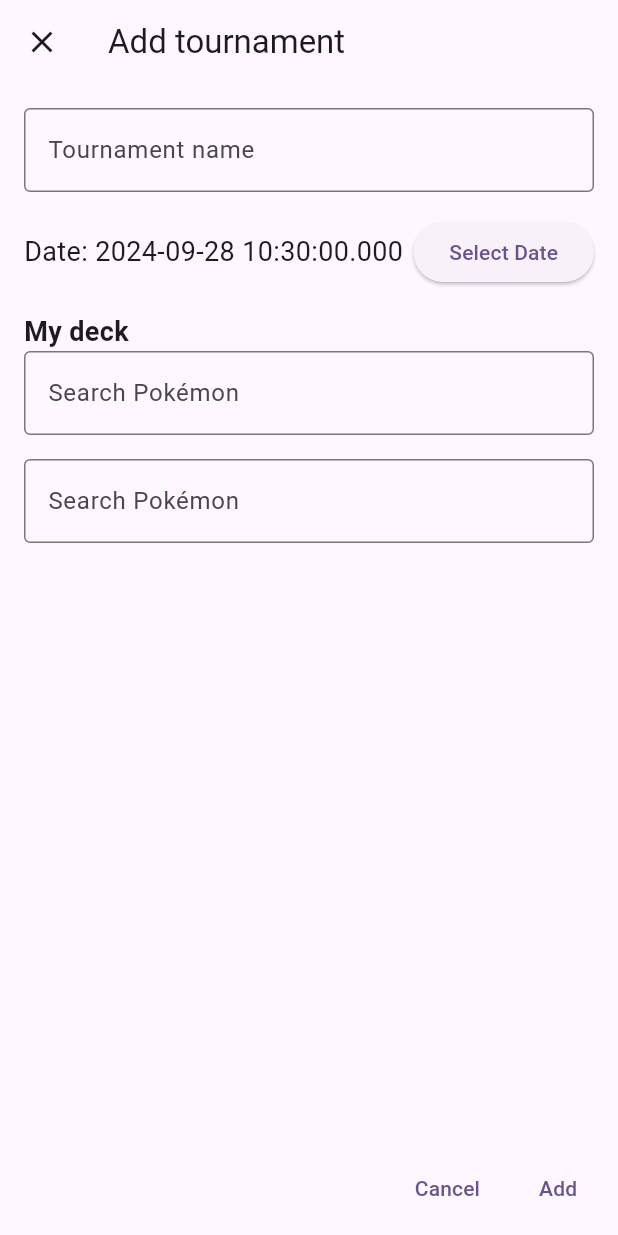
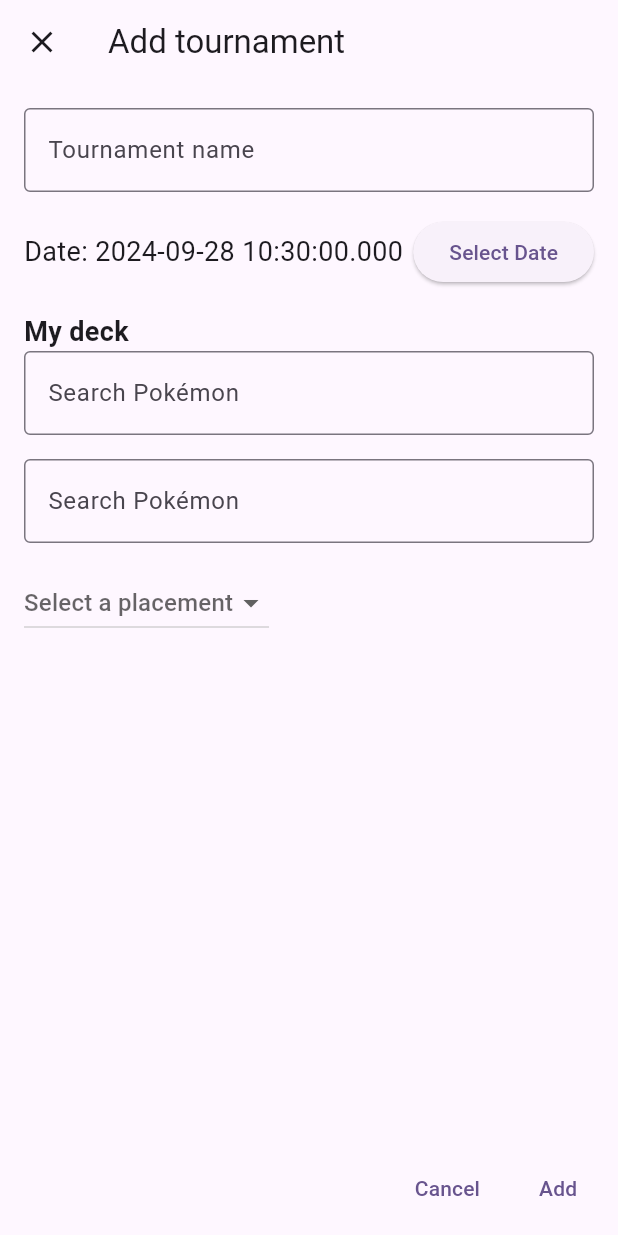
Before and after one commit to jlgrimes/training-court-app, a Flutter app: the AddTournamentDialog screen opened directly, on a phone screen of 412 x 824 dp. Run offline on Flutter 3.47's test engine with Material 3 defaults, Android fonts, the phone set to English and light mode, and no system bars; our stand-ins replace flutter_dotenv, flutter_riverpod, freezed_annotation, riverpod_annotation, supabase_flutter; missing offline and left inert: supabase_auth_ui; accounts and stored records are empty; generated files the repository leaves out were written again; network calls fail.

Commit message:
set placement

```diff
--- a/lib/components/tournaments/add_tournament_dialog.dart
+++ b/lib/components/tournaments/add_tournament_dialog.dart
@@ -15,12 +15,27 @@ class _AddTournamentDialogState extends State<AddTournamentDialog> {
 
   List<String> selectedArchetype = ['', ''];
 
+    // Define the list of values (powers of 2 from 1024 to 1, with "t" prefix except Champion and Finalist)
+  final List<String> _dropdownValues = [
+    't1024',
+    't512',
+    't256',
+    't128',
+    't64',
+    't32',
+    't16',
+    't8',
+    't4',
+    'finalist',  // For 2nd place, we use "finalist"
+    'Champion',  // This corresponds to 1st place
+  ];
+
+  // Initially selected value
+  String? _selectedValue = null;
+
   void handlePokemonSelect(String message, int idx) {
     selectedArchetype[idx] = message;
   }
-
-  // Labels for the toggle options
-  final List<String> toggleOptions = ['W', 'L', 'T'];
 
     Future<void> _selectDate(BuildContext context) async {
     final DateTime? picked = await showDatePicker(
@@ -85,6 +100,33 @@ return Dialog.fullscreen(
               style: TextStyle(fontSize: 18, fontWeight: FontWeight.bold,),
             ),
           DoubleArchetypeSelector(handlePokemonSelect),
+                    const SizedBox(height: 16),
+          DropdownButton<String>(
+  value: _selectedValue,  // This can be null initially
+  hint: Text("Select a placement"),
+  items: _dropdownValues.map((String value) {
+    // Prepend "Top" to all values except for "Champion" and "finalist"
+    String displayValue;
+    if (value == 'Champion') {
+      displayValue = 'Champion';
+    } else if (value == 'finalist') {
+      displayValue = 'Finalist';
+    } else {
+      // For values with "t" prefix, extract the number after "t" and prepend "Top"
+      displayValue = 'Top ${value.substring(1)}';
+    }
+
+    return DropdownMenuItem<String>(
+      value: value,
+      child: Text(displayValue),
+    );
+  }).toList(),
+  onChanged: (String? newValue) {
+    setState(() {
+      _selectedValue = newValue!;
+    });
+  },
+)
         ],
       ),
     ),
```
